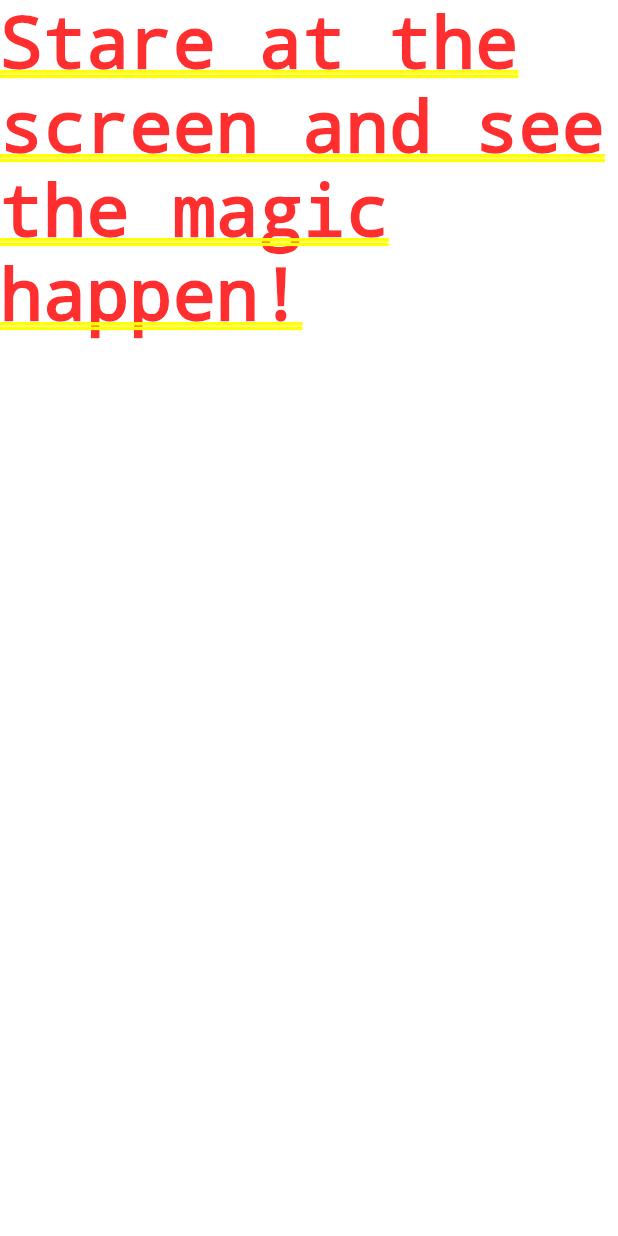
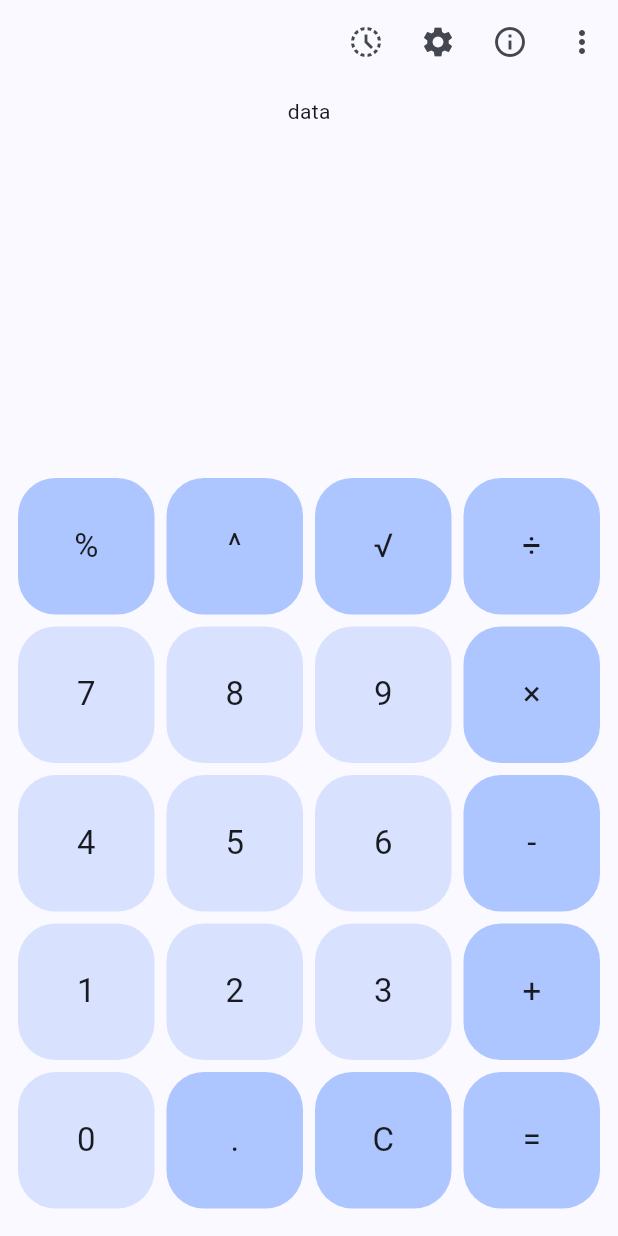
Before and after one commit to Faizan-26/calculator_app, a Flutter app: the screen it shows after launch, on a phone screen of 412 x 824 dp. Run offline on Flutter 3.47's test engine with Material 3 defaults, Android fonts, the phone set to English and light mode, and no system bars.

Commit message:
Add calculator screen and app bar

```diff
--- a/lib/main.dart
+++ b/lib/main.dart
@@ -1,3 +1,4 @@
+import 'package:calculator_app/screen/calc_screen.dart';
 import 'package:flutter/material.dart';
 
 void main() {
@@ -7,16 +8,28 @@ void main() {
 class MyApp extends StatelessWidget {
   const MyApp({super.key});
 
-  // This widget is the root of your application.
   @override
   Widget build(BuildContext context) {
     return MaterialApp(
-      title: 'Flutter Demo',
+      debugShowCheckedModeBanner: false,
+      title: 'Calculator App',
       theme: ThemeData(
-        colorScheme: ColorScheme.fromSeed(seedColor: Colors.deepPurple),
+        colorScheme: ColorScheme.fromSeed(seedColor: Colors.blueAccent),
         useMaterial3: true,
       ),
-      home: const Text("Stare at the screen and see the magic happen!"),
+      home: Scaffold(
+        appBar: AppBar(
+          actions: [
+            IconButton(
+                onPressed: () {}, icon: const Icon(Icons.history_toggle_off)),
+            IconButton(onPressed: () {}, icon: const Icon(Icons.settings)),
+            IconButton(onPressed: () {}, icon: const Icon(Icons.info_outline)),
+            IconButton(
+                onPressed: () {}, icon: const Icon(Icons.more_vert_rounded)),
+          ],
+        ),
+        body: const CalcScreen(),
+      ),
     );
   }
 }
--- /dev/null
+++ b/lib/screen/calc_screen.dart
@@ -0,0 +1,42 @@
+import 'package:calculator_app/screen/contants.dart';
+import 'package:calculator_app/widgets/operator_button.dart';
+import 'package:flutter/material.dart';
+
+class CalcScreen extends StatefulWidget {
+  const CalcScreen({super.key});
+
+  @override
+  State<CalcScreen> createState() => _CalcScreenState();
+}
+
+class _CalcScreenState extends State<CalcScreen> {
+  @override
+  Widget build(BuildContext context) {
+    return Padding(
+      padding: const EdgeInsets.all(8.0),
+      child: Column(
+        crossAxisAlignment: CrossAxisAlignment.center,
+        children: [
+          const Expanded(
+            child: Text("data"),
+            // height: 80,
+            // fallbackHeight: 5,
+            // fallbackWidth: 50,
+          ),
+          Expanded(
+            flex: 2,
+            child: GridView.builder(
+                gridDelegate: const SliverGridDelegateWithFixedCrossAxisCount(
+                    crossAxisCount: 4),
+                itemCount: 20,
+                itemBuilder: (BuildContext context, int index) {
+                  return OperatorButton(
+                    buttonText: Buttons[index],
+                  );
+                }),
+          )
+        ],
+      ),
+    );
+  }
+}
--- /dev/null
+++ b/lib/screen/contants.dart
@@ -0,0 +1,22 @@
+List<String> Buttons = [
+  "%",
+  "^",
+  "√",
+  "÷",
+  "7",
+  "8",
+  "9",
+  "×",
+  "4",
+  "5",
+  "6",
+  "-",
+  "1",
+  "2",
+  "3",
+  "+",
+  "0",
+  ".",
+  "C",
+  "=",
+];
--- /dev/null
+++ b/lib/widgets/operator_button.dart
@@ -0,0 +1,75 @@
+import 'package:flutter/material.dart';
+
+class OperatorButton extends StatelessWidget {
+  const OperatorButton({super.key, required this.buttonText});
+  final String buttonText;
+
+  bool isNumeric() {
+    try {
+      double.parse(buttonText);
+      return true;
+    } catch (e) {
+      return false;
+    }
+  }
+
+  @override
+  Widget build(BuildContext context) {
+    return Container(
+      // padding: const EdgeInsets.symmetric(horizontal: 18, vertical: 24),
+      margin: const EdgeInsets.all(4),
+      decoration: BoxDecoration(
+        color: !isNumeric()
+            ? Theme.of(context).colorScheme.inversePrimary
+            : Theme.of(context).colorScheme.primaryContainer,
+        borderRadius: BorderRadius.circular(25),
+      ),
+      child: InkWell(
+        splashColor: Colors.red, // Change the splash color here
+        borderRadius: BorderRadius.circular(25),
+        onTap: () {
+          print("object");
+        },
+        child: Center(
+          child: Text(
+            buttonText,
+            style: Theme.of(context).textTheme.titleLarge!.copyWith(
+                  color: Theme.of(context).colorScheme.onBackground,
+                ),
+          ),
+        ),
+      ),
+    );
+  }
+}
+
+
+
+// InkWell(
+//       // can also use gesture detector instead of inkwell but inkwell has ripple effect on tap
+//       onTap: () {
+//         selectCategory();
+//       },
+//       splashColor: Theme.of(context).colorScheme.onBackground,
+//       borderRadius: BorderRadius.circular(8),
+//       child: Container(
+//         padding: const EdgeInsets.all(16),
+//         decoration: BoxDecoration(
+//           borderRadius: BorderRadius.circular(8),
+//           gradient: LinearGradient(
+//             colors: [
+//               category.color.withOpacity(0.5),
+//               category.color.withOpacity(0.95),
+//             ],
+//             begin: Alignment.topLeft,
+//             end: Alignment.bottomRight,
+//           ),
+//         ),
+//         child: Text(
+//           category.title,
+//           style: Theme.of(context).textTheme.titleLarge!.copyWith(
+//                 color: Theme.of(context).colorScheme.onBackground,
+//               ),
+//         ),
+//       ),
+//     );
```
